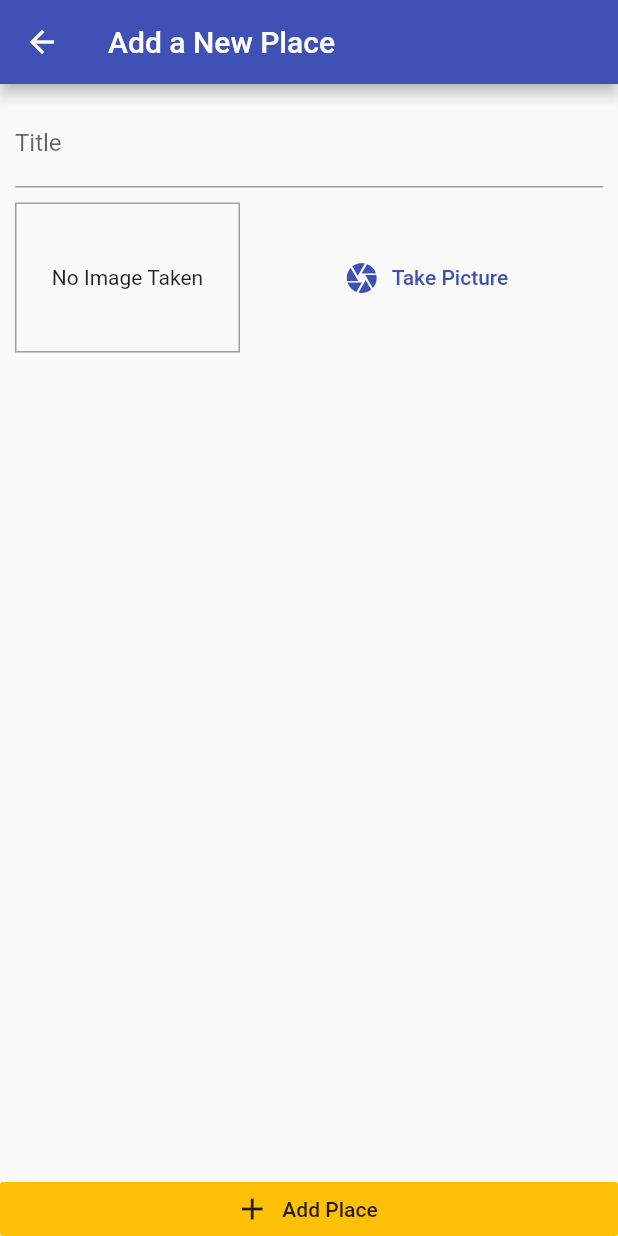
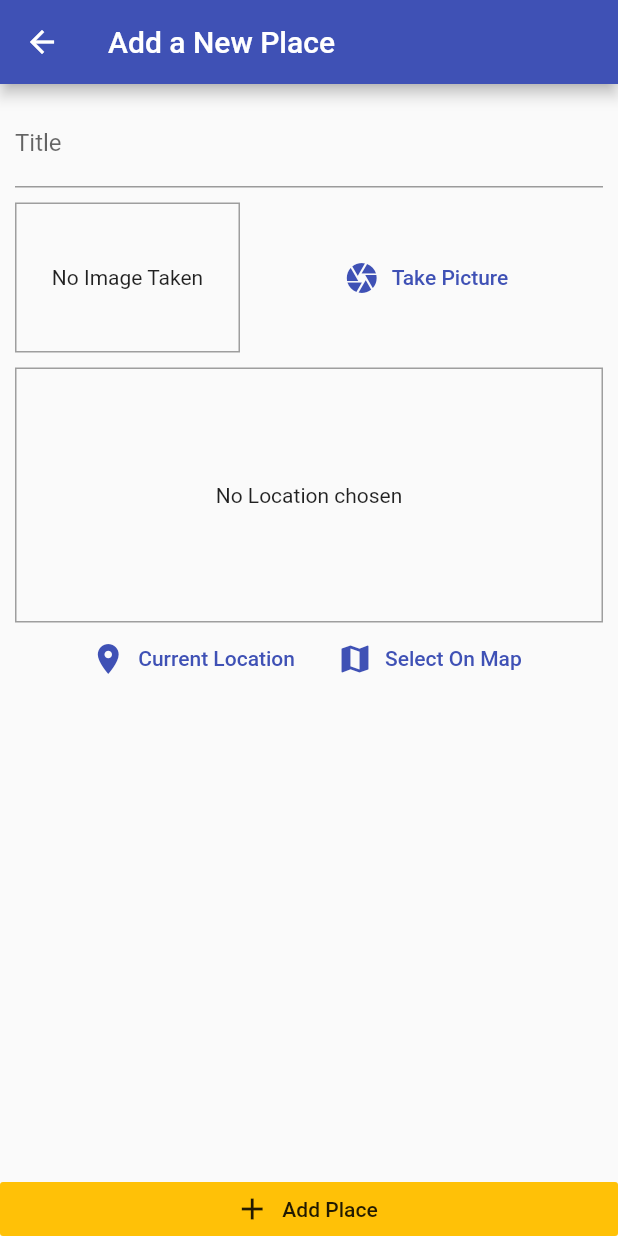
Before and after one commit to hpn33/great_places_app, a Flutter app: the AddPlaceScreen screen opened by its route, on a phone screen of 412 x 824 dp. Run offline on Flutter 3.47's test engine with Material 2 defaults, Android fonts, the phone set to English and light mode, and no system bars; our stand-ins replace image_picker, sqflite; accounts and stored records are empty.

Commit message:
p12-adding a location input&the location package

```diff
--- a/lib/screens/add_place_screen.dart
+++ b/lib/screens/add_place_screen.dart
@@ -4,6 +4,8 @@ import 'package:flutter/material.dart';
 import 'package:provider/provider.dart';
 
 import '../widgets/image_input.dart';
+import '../widgets/location_input.dart';
+
 import '../providers/great_places_p.dart';
 
 class AddPlaceScreen extends StatefulWidget {
@@ -60,6 +62,8 @@ class _AddPlaceScreenState extends State<AddPlaceScreen> {
                       height: 10,
                     ),
                     ImageInput(_selectImage),
+                    SizedBox(height: 10),
+                    LocationInput(),
                   ],
                 ),
               ),
--- /dev/null
+++ b/lib/widgets/location_input.dart
@@ -0,0 +1,59 @@
+import 'package:flutter/material.dart';
+
+class LocationInput extends StatefulWidget {
+  @override
+  _LocationInputState createState() => _LocationInputState();
+}
+
+class _LocationInputState extends State<LocationInput> {
+  String _previewImageUrl;
+
+  @override
+  Widget build(BuildContext context) {
+    return Container(
+      child: Column(
+        children: [
+          Container(
+            height: 170,
+            width: double.infinity,
+            alignment: Alignment.center,
+            decoration: BoxDecoration(
+              border: Border.all(
+                width: 1,
+                color: Colors.grey,
+              ),
+            ),
+            child: _previewImageUrl == null
+                ? Text(
+                    'No Location chosen',
+                    textAlign: TextAlign.center,
+                  )
+                : Image.network(_previewImageUrl,
+                    fit: BoxFit.cover, width: double.infinity),
+          ),
+          Row(
+            mainAxisAlignment: MainAxisAlignment.center,
+            children: [
+              FlatButton.icon(
+                icon: Icon(
+                  Icons.location_on,
+                ),
+                label: Text('Current Location'),
+                textColor: Theme.of(context).primaryColor,
+                onPressed: () {},
+              ),
+              FlatButton.icon(
+                icon: Icon(
+                  Icons.map,
+                ),
+                label: Text('Select On Map'),
+                textColor: Theme.of(context).primaryColor,
+                onPressed: () {},
+              ),
+            ],
+          ),
+        ],
+      ),
+    );
+  }
+}
--- a/pubspec.yaml
+++ b/pubspec.yaml
@@ -25,6 +25,7 @@ dependencies:
   path_provider: ^1.5.0
   image_picker: ^0.6.0+9
   sqflite: ^1.1.7+3
+  location: ^2.3.5
 
   # The following adds the Cupertino Icons font to your application.
   # Use with the CupertinoIcons class for iOS style icons.
```
Also changed, not shown: pubspec.lock, 2 other files.
